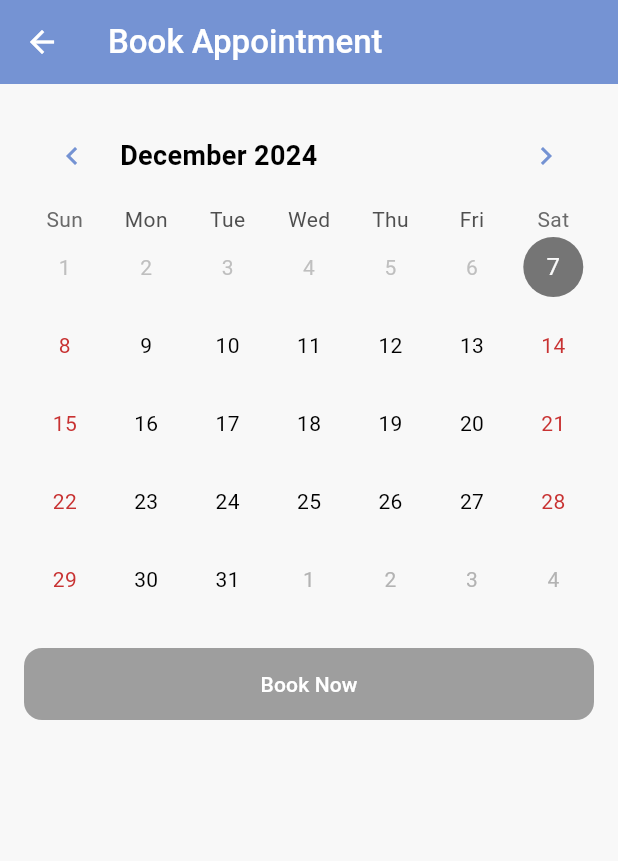
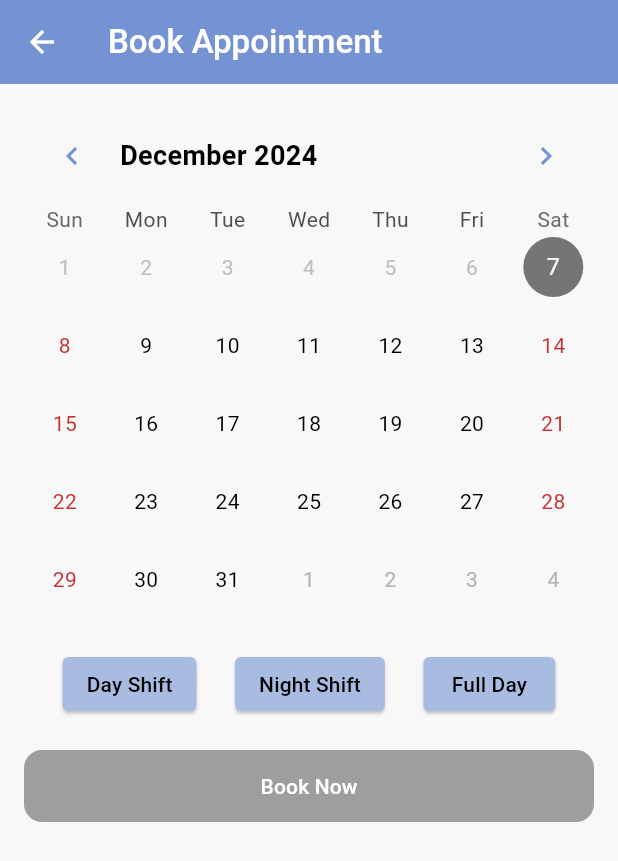
Before and after one commit to neuraquill/dycare, a Flutter app: the BookAppointmentScreen screen opened directly with empty values, on a phone screen of 412 x 824 dp. Shown: the top 861 px of the screen. Run offline on Flutter 3.47's test engine with Material 3 defaults, Android fonts, the light colour scheme and no system bars; drawn by our look-alikes of table_calendar; our stand-ins replace flutter_local_notifications, geocoding, geolocator, get, image_picker, permission_handler and 3 more; accounts and stored records are empty.

Commit message:
solved multi login and shifts booking

```diff
--- a/lib/presentation/appointments/book_appointment/book_appointment_screen.dart
+++ b/lib/presentation/appointments/book_appointment/book_appointment_screen.dart
@@ -1,4 +1,3 @@
-//appointment_screen.dart
 import 'package:flutter/material.dart';
 import 'package:get/get.dart';
 import 'package:dycare/core/constants/app_constants.dart';
@@ -9,14 +8,11 @@ import 'package:dycare/presentation/appointments/book_appointment/controller/boo
 class BookAppointmentScreen extends StatelessWidget {
   @override
   Widget build(BuildContext context) {
-    // Get the nurse ID passed from the previous screen
     final String nurseId = Get.arguments;
     print("Nurse ID on book appointment page: $nurseId");
 
-    // Get the controller
     final BookAppointmentController controller = Get.find<BookAppointmentController>();
 
-    // Set the selected nurse when the screen is first loaded
     WidgetsBinding.instance.addPostFrameCallback((_) {
       controller.setNurseId(nurseId);
       print("Selected nurse: $nurseId");
@@ -34,7 +30,6 @@ class BookAppointmentScreen extends StatelessWidget {
         ),
       ),
       body: Obx(() {
-        // Check if nurse is selected and data is loading
         if (controller.isLoading.value) {
           return Center(child: CircularProgressIndicator());
         }
@@ -43,7 +38,6 @@ class BookAppointmentScreen extends StatelessWidget {
           padding: const EdgeInsets.all(16.0),
           child: Column(
             children: [
-              // Calendar for date selection
               TableCalendar(
                 focusedDay: controller.selectedDate.value ?? DateTime.now(),
                 selectedDayPredicate: (day) =>
@@ -96,6 +90,33 @@ class BookAppointmentScreen extends StatelessWidget {
               ),
               SizedBox(height: 20),
 
+              // Shift Selection Buttons
+              Row(
+                mainAxisAlignment: MainAxisAlignment.spaceEvenly,
+                children: [
+                  _buildShiftButton(
+                    context,
+                    'Day Shift',
+                    controller.selectedShift.value == 'Day',
+                    () => controller.selectShift('Day')
+                  ),
+                  _buildShiftButton(
+                    context,
+                    'Night Shift',
+                    controller.selectedShift.value == 'Night',
+                    () => controller.selectShift('Night')
+                  ),
+                  _buildShiftButton(
+                    context,
+                    'Full Day',
+                    controller.selectedShift.value == 'Full',
+                    () => controller.selectShift('Full')
+                  ),
+                ],
+              ),
+
+              SizedBox(height: 20),
+
               // Book Now button
               ElevatedButton(
                 onPressed: controller.canBookAppointment()
@@ -123,4 +144,21 @@ class BookAppointmentScreen extends StatelessWidget {
       }),
     );
   }
+
+  // Helper method to create shift selection buttons
+  Widget _buildShiftButton(
+    BuildContext context,
+    String label,
+    bool isSelected,
+    VoidCallback onPressed
+  ) {
+    return ElevatedButton(
+      onPressed: onPressed,
+      style: ElevatedButton.styleFrom(
+        backgroundColor: isSelected ? AppColors.primary : AppColors.primaryLight,
+        foregroundColor: isSelected ? Colors.black : Colors.black,
+      ),
+      child: Text(label),
+    );
+  }
 }
--- a/lib/presentation/appointments/book_appointment/controller/book_appointment_controller.dart
+++ b/lib/presentation/appointments/book_appointment/controller/book_appointment_controller.dart
@@ -11,7 +11,6 @@ class BookAppointmentController extends GetxController {
   final UserRepository _userRepository;
   final SearchRepository _searchRepository;
 
-  // Local Notification Instance
   final FlutterLocalNotificationsPlugin flutterLocalNotificationsPlugin =
       FlutterLocalNotificationsPlugin();
 
@@ -27,22 +26,23 @@ class BookAppointmentController extends GetxController {
   final Rx<DateTime?> selectedTime = Rx<DateTime?>(null);
   final RxList<DateTime> availableSlots = <DateTime>[].obs;
   final RxBool isLoading = false.obs;
+  final RxString selectedShift = ''.obs; // New shift selection state
 
-  // Initialize local notifications
   @override
   void onInit() {
     super.onInit();
     _initializeNotifications();
   }
 
-  // Initialize notification settings
   void _initializeNotifications() async {
-    const AndroidInitializationSettings initializationSettingsAndroid =
-        AndroidInitializationSettings('app_icon');
-    const InitializationSettings initializationSettings =
+    final AndroidInitializationSettings initializationSettingsAndroid =
+        AndroidInitializationSettings('@mipmap/ic_launcher');
+
+    final InitializationSettings initializationSettings =
         InitializationSettings(
       android: initializationSettingsAndroid,
     );
+
     await flutterLocalNotificationsPlugin.initialize(initializationSettings);
   }
 
@@ -50,8 +50,13 @@ class BookAppointmentController extends GetxController {
     nurseId = id;
     selectedDate.value = null;
     selectedTime.value = null;
+    selectedShift.value = ''; // Reset shift selection
     availableSlots.clear();
-    loadAvailableSlots(); // Optionally, load available slots right after setting the nurse ID
+    loadAvailableSlots();
+  }
+
+  void selectShift(String shift) {
+    selectedShift.value = shift;
   }
 
   Future<void> selectNurseById(String nurseId) async {
@@ -61,7 +66,6 @@ class BookAppointmentController extends GetxController {
     }
     isLoading.value = true;
     try {
-      // Fetch nurse details using the updated repository method
       NurseEntity nurse = await _searchRepository.selectNurseById(nurseId);
       selectedNurseId.value = nurse.id ?? '';
     } catch (e) {
@@ -99,12 +103,12 @@ class BookAppointmentController extends GetxController {
   }
 
   bool canBookAppointment() {
-    return selectedDate.value != null;
+    return selectedDate.value != null && selectedShift.value.isNotEmpty;
   }
 
   Future<void> bookAppointment() async {
     if (!canBookAppointment()) {
-      Get.snackbar('Error', 'Please select a date and time');
+      Get.snackbar('Error', 'Please select a date and shift');
       return;
     }
 
@@ -116,6 +120,9 @@ class BookAppointmentController extends GetxController {
         return;
       }
 
+      // Determine hours based on selected shift
+      int hours = selectedShift.value == 'Full' ? 24 : 12;
+
       final appointment = AppointmentEntity(
         userId: currentUser.id,
         workerId: nurseId,
@@ -124,18 +131,17 @@ class BookAppointmentController extends GetxController {
           selectedDate.value!.month,
           selectedDate.value!.day,
         ),
-        hours: 12,
+        hours: hours,
         id: 0,
       );
 
-      // Call the createAppointment function and handle the response
       final responseMessage = await _appointmentRepository.createAppointment(appointment);
 
       if (responseMessage == 'Appointment booked successfully') {
         _showNotification('Appointment booked', responseMessage);
-        Get.back(); // Go back after booking
+        Get.back();
       } else {
-        Get.snackbar('Error', responseMessage); // Show failure message
+        Get.snackbar('Error', responseMessage);
       }
     } catch (e) {
       Get.snackbar('Error', 'Failed to book appointment: ${e.toString()}');
@@ -144,7 +150,6 @@ class BookAppointmentController extends GetxController {
     }
   }
 
-  // Show local notification
   void _showNotification(String title, String message) async {
     const AndroidNotificationDetails androidNotificationDetails =
         AndroidNotificationDetails(
--- a/lib/presentation/auth/otp/otp_screen.dart
+++ b/lib/presentation/auth/otp/otp_screen.dart
@@ -115,6 +115,7 @@ class OtpScreen extends GetWidget<OtpController> {
                         enableActiveFill: true,
                         controller: controller.otpController,
                         onCompleted: (v) => controller.verifyOtp(),
+                        enabled: !controller.isVerifying.value,
                         onChanged: (value) {
                           // Handle changes if needed
                         },
@@ -167,7 +168,7 @@ class OtpScreen extends GetWidget<OtpController> {
                               borderRadius: BorderRadius.circular(screenWidth * 0.02),
                             ),
                           ),
-                          onPressed: controller.verifyOtp,
+                          onPressed: controller.isVerifying.value ? null : controller.verifyOtp,
                           child: Text(
                             'Submit',
                             style: TextStyle(
```
Also changed, not shown: lib/presentation/auth/otp/controller/otp_controller.dart (+14 -4 lines).
